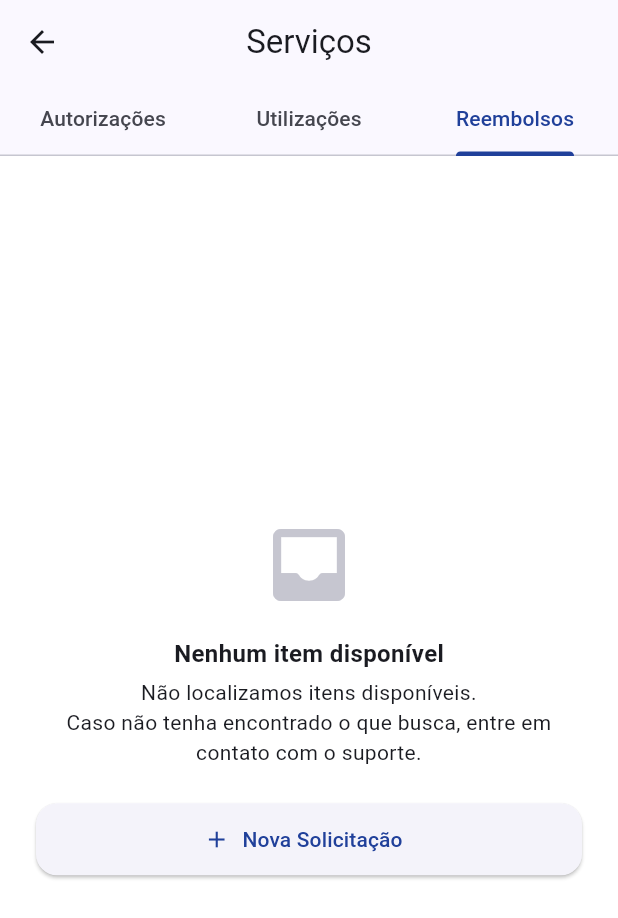
After one commit to Circulo-Saude-TI/circulo_app_flutter, a Flutter app: the ServicesScreen screen opened by its route, tab 3 chosen, after a tap on "Nova Solicitação", on a phone screen of 412 x 824 dp. The commit adds this screen. Shown: the top 918 px of the screen. Run offline on Flutter 3.47's test engine with Material 3 defaults, Android fonts, the phone set to English and light mode, and no system bars.

Commit message:
Ajustes para nova tela

```diff
--- a/lib/routes/app_routes.dart
+++ b/lib/routes/app_routes.dart
@@ -1,11 +1,13 @@
+import 'package:circulo_saude_app/screens/services/services_screen.dart';
 import 'package:flutter/material.dart';
-import '../screens/splash_screen.dart';
-import '../screens/login_screen.dart';
-import '../screens/home_screen.dart';
+
+import '../screens/agendamentos_screen.dart';
 import '../screens/carteirinha_screen.dart';
 import '../screens/guia_medico_screen.dart';
-import '../screens/agendamentos_screen.dart';
+import '../screens/home_screen.dart';
+import '../screens/login_screen.dart';
 import '../screens/perfil_screen.dart';
+import '../screens/splash_screen.dart';
 
 class AppRoutes {
   static const splash = '/';
@@ -15,6 +17,7 @@ class AppRoutes {
   static const guia = '/guia';
   static const agendamentos = '/agendamentos';
   static const perfil = '/perfil';
+  static const servicos = '/servicos';
 
   static Map<String, WidgetBuilder> get routes => {
         splash: (_) => const SplashScreen(),
@@ -24,5 +27,6 @@ class AppRoutes {
         guia: (_) => const GuiaMedicoScreen(),
         agendamentos: (_) => const AgendamentosScreen(),
         perfil: (_) => const PerfilScreen(),
+        servicos: (_) => const ServicesScreen(),
       };
 }
--- /dev/null
+++ b/lib/screens/services/autorizacoes_tab.dart
@@ -0,0 +1,93 @@
+import 'package:flutter/material.dart';
+
+class AutorizacoesTab extends StatelessWidget {
+  const AutorizacoesTab({super.key});
+
+  @override
+  Widget build(BuildContext context) {
+    final color = Theme.of(context).colorScheme;
+
+    final autorizacoes = [
+      {
+        'titulo': 'CONSULTA EM CONSULTÓRIO',
+        'status': 'EM PROCESSAMENTO TOTAL OU PARCIAL',
+        'statusColor': Colors.amber,
+        'dataSolic': '23/07/2025',
+        'dataAutor': '23/07/2025',
+        'dataValidade': '21/10/2025',
+        'beneficiario': 'GABRIEL COIMBRA DE OLIVEIRA DA SILVA',
+        'solicitante': 'GABRIEL COIMBRA DE OLIVEIRA DA SILVA',
+        'guia': '202500252224',
+      },
+      {
+        'titulo': 'EXAMES EM CONSULTÓRIO',
+        'status': 'CANCELADA',
+        'statusColor': Colors.grey,
+        'dataSolic': '23/07/2025',
+        'dataAutor': '23/07/2025',
+        'dataValidade': '21/10/2025',
+        'beneficiario': 'GABRIEL COIMBRA DE OLIVEIRA DA SILVA',
+        'solicitante': 'GABRIEL COIMBRA DE OLIVEIRA DA SILVA',
+        'guia': '202500252240',
+      },
+    ];
+
+    return ListView.builder(
+      padding: const EdgeInsets.all(16),
+      itemCount: autorizacoes.length,
+      itemBuilder: (context, i) {
+        final a = autorizacoes[i];
+        final Color statusColor = a['statusColor'] as Color;
+        final String titulo = a['titulo'] as String;
+        final String status = a['status'] as String;
+        final String guia = a['guia'] as String;
+        final String dataSolic = a['dataSolic'] as String;
+        final String dataAutor = a['dataAutor'] as String;
+        final String dataValidade = a['dataValidade'] as String;
+        final String beneficiario = a['beneficiario'] as String;
+        final String solicitante = a['solicitante'] as String;
+
+        return Card(
+          margin: const EdgeInsets.only(bottom: 12),
+          color: statusColor.withOpacity(0.05),
+          child: Padding(
+            padding: const EdgeInsets.all(16),
+            child: Column(
+              crossAxisAlignment: CrossAxisAlignment.start,
+              children: [
+                Text(
+                  titulo,
+                  style: const TextStyle(
+                    fontSize: 16,
+                    fontWeight: FontWeight.bold,
+                  ),
+                ),
+                const SizedBox(height: 6),
+                Row(
+                  children: [
+                    Text(
+                      status,
+                      style: TextStyle(
+                        color: statusColor,
+                        fontWeight: FontWeight.w600,
+                      ),
+                    ),
+                    const Spacer(),
+                    Text('Guia: $guia'),
+                  ],
+                ),
+                const Divider(),
+                Text('Data Solic.: $dataSolic'),
+                Text('Data Autor.: $dataAutor'),
+                Text('Validade: $dataValidade'),
+                const SizedBox(height: 8),
+                Text('Beneficiário: $beneficiario'),
+                Text('Solicitante: $solicitante'),
+              ],
+            ),
+          ),
+        );
+      },
+    );
+  }
+}
--- /dev/null
+++ b/lib/screens/services/reembolsos_tab.dart
@@ -0,0 +1,36 @@
+import 'package:flutter/material.dart';
+
+class ReembolsosTab extends StatelessWidget {
+  const ReembolsosTab({super.key});
+
+  @override
+  Widget build(BuildContext context) {
+    final color = Theme.of(context).colorScheme;
+    return Padding(
+      padding: const EdgeInsets.all(24),
+      child: Column(
+        mainAxisAlignment: MainAxisAlignment.center,
+        children: [
+          Icon(Icons.inbox_rounded, size: 64, color: color.outlineVariant),
+          const SizedBox(height: 16),
+          const Text(
+            'Nenhum item disponível',
+            style: TextStyle(fontWeight: FontWeight.bold, fontSize: 16),
+          ),
+          const SizedBox(height: 4),
+          const Text(
+            'Não localizamos itens disponíveis.\n'
+            'Caso não tenha encontrado o que busca, entre em contato com o suporte.',
+            textAlign: TextAlign.center,
+          ),
+          const SizedBox(height: 24),
+          ElevatedButton.icon(
+            onPressed: () {},
+            icon: const Icon(Icons.add),
+            label: const Text('Nova Solicitação'),
+          )
+        ],
+      ),
+    );
+  }
+}
--- /dev/null
+++ b/lib/screens/services/services_screen.dart
@@ -0,0 +1,37 @@
+import 'package:circulo_saude_app/screens/services/autorizacoes_tab.dart';
+import 'package:circulo_saude_app/screens/services/reembolsos_tab.dart';
+import 'package:circulo_saude_app/screens/services/utilizacoes_tab.dart';
+import 'package:flutter/material.dart';
+
+class ServicesScreen extends StatelessWidget {
+  const ServicesScreen({super.key});
+
+  @override
+  Widget build(BuildContext context) {
+    final color = Theme.of(context).colorScheme;
+    return DefaultTabController(
+      length: 3,
+      child: Scaffold(
+        appBar: AppBar(
+          title: const Text('Serviços'),
+          bottom: TabBar(
+            labelColor: color.primary,
+            indicatorColor: color.primary,
+            tabs: const [
+              Tab(text: 'Autorizações'),
+              Tab(text: 'Utilizações'),
+              Tab(text: 'Reembolsos'),
+            ],
+          ),
+        ),
+        body: const TabBarView(
+          children: [
+            AutorizacoesTab(),
+            UtilizacoesTab(),
+            ReembolsosTab(),
+          ],
+        ),
+      ),
+    );
+  }
+}
```
Also changed, not shown: lib/screens/services/utilizacoes_tab.dart (added, +66 -0 lines), lib/widgets/bottom_nav.dart (added, +57 -0 lines).
